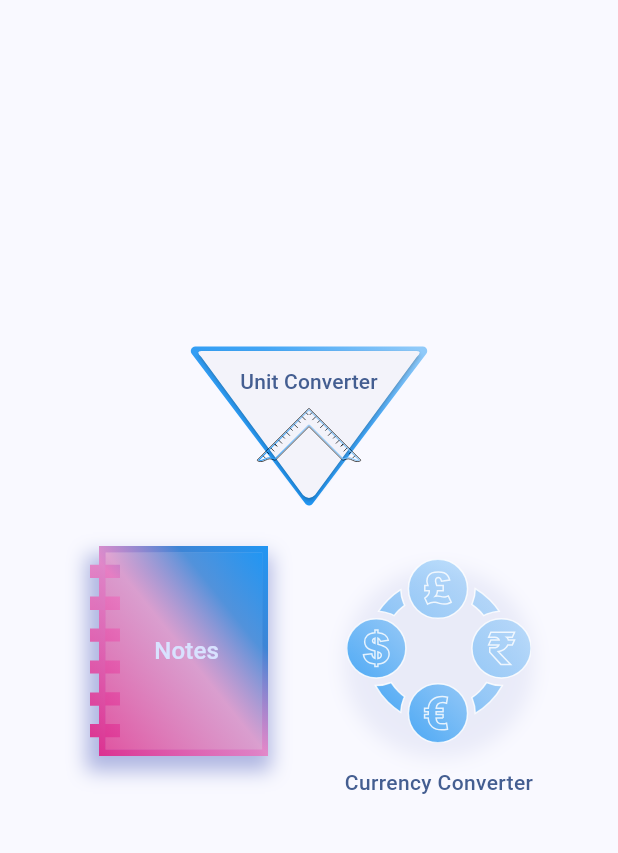
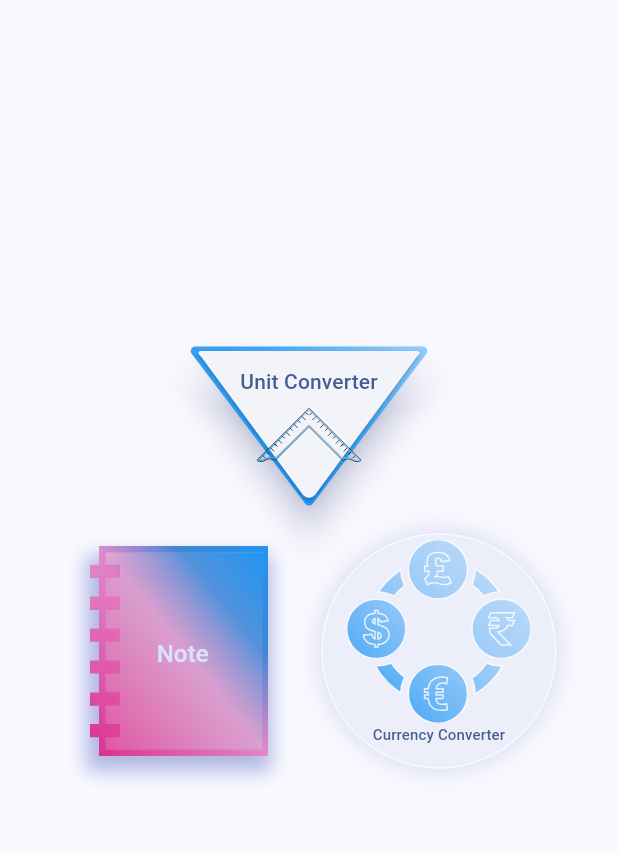
Before and after one commit to Arian94/handy-gadgets, a Flutter app: the screen it shows after launch, on a phone screen of 412 x 824 dp, the part 84-937 px from its top. Run offline on Flutter 3.47's test engine with Material 3 defaults, Android fonts, the phone set to English and light mode, and no system bars; our stand-ins replace fl_chart, flutter_svg, hive_flutter; missing offline and left inert: flutter_quill; accounts and stored records are empty.

Commit message:
fix(home): add shadow to triangle shape - refactor home

```diff
--- a/lib/features/home/page.dart
+++ b/lib/features/home/page.dart
@@ -4,7 +4,7 @@ import 'package:handy_gadgets_app/main.dart';
 
 import 'utils/circular_flow_delegate.dart';
 import 'utils/triangle_border.dart';
-import 'utils/trianlge_shape.dart';
+import 'utils/triangle_shape.dart';
 
 class HomePage extends StatelessWidget {
   const HomePage({super.key});
@@ -41,61 +41,37 @@ class HomePage extends StatelessWidget {
             ),
           ),
         ),
-        Stack(
-          alignment: AlignmentGeometry.center,
-          children: [
         Container(
-              height: 150,
-              // width: 120,
+          height: 155,
+          width: 155,
           decoration: BoxDecoration(
+            color: Colors.indigo.shade300.withValues(alpha: .1),
             shape: BoxShape.circle,
             boxShadow: [
               BoxShadow(
-                    color: Colors.indigo.shade100.withValues(
+                blurStyle: BlurStyle.outer,
+                color: Colors.indigo.shade300.withValues(
                   alpha: .3,
                 ), // Shadow color and opacity
-                    spreadRadius: 2, // Extends the shadow outwards
-                    blurRadius: 10, // Softens the shadow edges
-                    offset: const Offset(
-                      0,
-                      8,
-                    ), // Moves the shadow down and right
+                spreadRadius: 1, // Extends the shadow outwards
+                blurRadius: 15, // Softens the shadow edges
               ),
             ],
           ),
-              child: SvgPicture.asset('assets/icons/currency-converter.svg'),
-            ),
-            TextButton(
+          child: TextButton(
+            style: TextButton.styleFrom(padding: EdgeInsets.only(bottom: 12)),
             onPressed: () {
               Navigator.pushNamed(context, RouteNames.currencyConverter);
             },
-              style: TextButton.styleFrom(
-                shape: CircleBorder(
-                  side: BorderSide(width: 4, color: Colors.transparent),
-                ),
-                padding: EdgeInsets.all(80),
-                backgroundColor: Colors.transparent,
-              ),
-              child: Container(
-                padding: EdgeInsets.only(top: 10),
-                child: const Text(""),
-              ),
-            ),
-            Positioned(
-              bottom: -2,
-              child: Text(
-                "Currency Converter",
-                style: TextStyle(
-                  color: Theme.of(context).colorScheme.primary,
-                  fontWeight: FontWeight.w500,
+            child: Column(
+              mainAxisAlignment: MainAxisAlignment.center,
+              children: [
+                SvgPicture.asset('assets/icons/currency-converter.svg'),
+                Text("Currency Converter", style: TextStyle(fontSize: 10)),
+              ],
             ),
           ),
         ),
-          ],
-        ),
-        Stack(
-          alignment: AlignmentGeometry.center,
-          children: [
         Container(
           height: 140,
           width: 120,
@@ -107,15 +83,14 @@ class HomePage extends StatelessWidget {
                 ), // Shadow color and opacity
                 spreadRadius: 2, // Extends the shadow outwards
                 blurRadius: 10, // Softens the shadow edges
-                    offset: const Offset(
-                      0,
-                      8,
-                    ), // Moves the shadow down and right
+                offset: const Offset(0, 8), // Moves the shadow down and right
               ),
             ],
           ),
-              child: SvgPicture.asset('assets/icons/notes.svg'),
-            ),
+          child: Stack(
+            alignment: AlignmentGeometry.center,
+            children: [
+              SvgPicture.asset('assets/icons/notes.svg'),
               TextButton(
                 onPressed: () {
                   Navigator.pushNamed(context, RouteNames.notesList);
@@ -142,6 +117,7 @@ class HomePage extends StatelessWidget {
               ),
             ],
           ),
+        ),
       ],
     );
   }
--- a/lib/features/home/utils/trianlge_shape.dart
+++ b/lib/features/home/utils/triangle_shape.dart
@@ -38,6 +38,17 @@ class TrianglePainter extends CustomPainter {
       // Optional: smooth the corners
       ..strokeJoin = StrokeJoin.round;
 
+    // Arguments:
+    // - path: The shape to shadow.
+    // - color: The color of the shadow.
+    // - elevation: The "height" of the shadow (determines blur size).
+    // - transparentOccluder: Must be true if the shape itself has any transparency.
+    canvas.drawShadow(
+      path,
+      Colors.indigo.shade300.withValues(alpha: .8),
+      10.0,
+      true,
+    );
     // 4. Draw the path with the gradient stroke
     canvas.drawPath(path, paint);
   }
```
Lines whose indentation alone changed are shown as unchanged.
